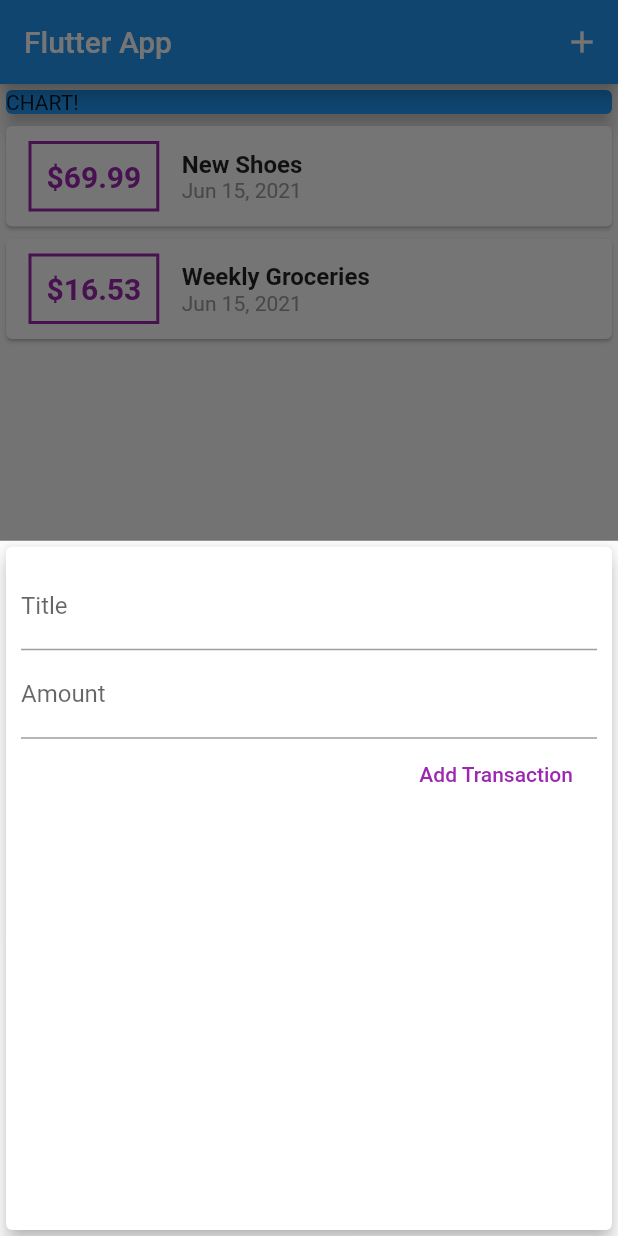
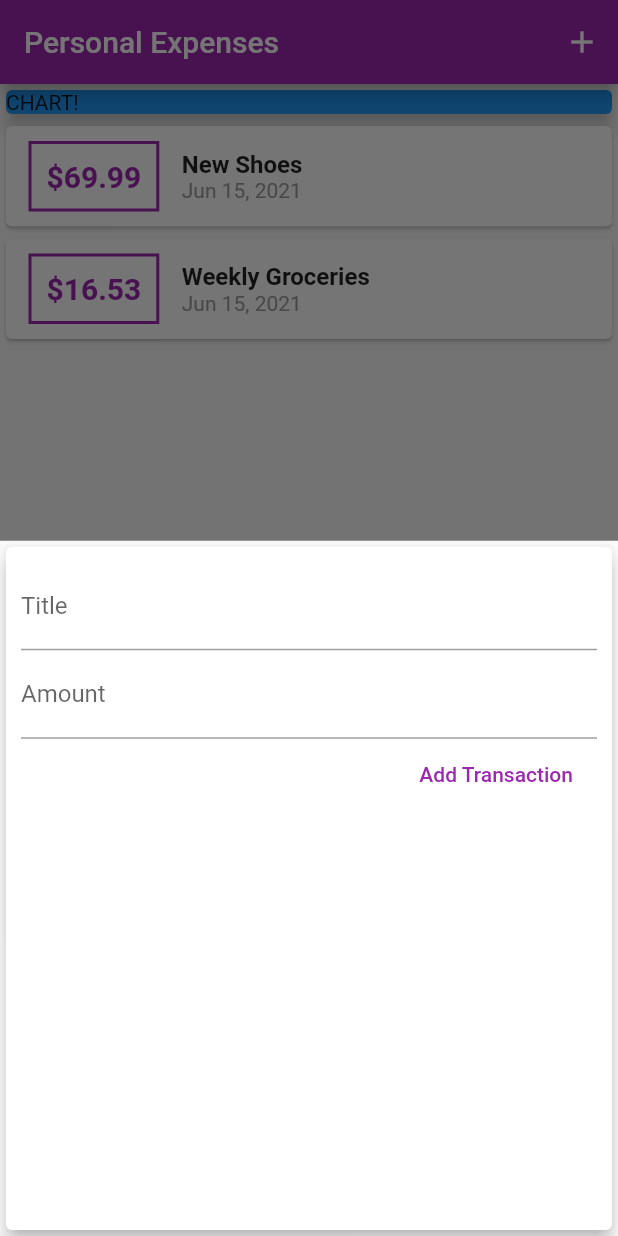
Before and after one commit to anawatj/flutter_widget_guide, a Flutter app: the screen it shows after launch, after a tap on the "add" icon, on a phone screen of 412 x 824 dp. Run offline on Flutter 3.47's test engine with Material 2 defaults, Android fonts, the phone set to English and light mode, and no system bars.

Commit message:
config using themes

```diff
--- a/lib/main.dart
+++ b/lib/main.dart
@@ -10,7 +10,11 @@
   @override
   Widget build(BuildContext context) {
     return MaterialApp(
-      title: 'Flutter App',
+      title: 'Personal Expenses',
+      theme: ThemeData(
+        primarySwatch: Colors.purple,
+        accentColor: Colors.amber,
+      ),
       home: MyHomePage(),
     );
   }
@@ -69,7 +73,7 @@
   Widget build(BuildContext context) {
     return Scaffold(
       appBar: AppBar(
-        title: Text('Flutter App'),
+        title: Text('Personal Expenses'),
         actions: <Widget>[
           IconButton(
             icon: Icon(Icons.add),
--- a/lib/widgets/new_transaction.dart
+++ b/lib/widgets/new_transaction.dart
@@ -1,17 +1,33 @@
 import 'package:flutter/material.dart';
 
-class NewTransaction extends StatelessWidget {
+class NewTransaction extends StatefulWidget {
   final Function addTx;
+
+  NewTransaction(this.addTx);
+
+  @override
+  _NewTransactionState createState() => _NewTransactionState();
+}
+
+class _NewTransactionState extends State<NewTransaction> {
   final titleController = TextEditingController();
+
   final amountController = TextEditingController();
-  NewTransaction(this.addTx);
+
   void submitData() {
     final enteredTitle = titleController.text;
     final enteredAmount = double.parse(amountController.text);
+
     if (enteredTitle.isEmpty || enteredAmount <= 0) {
       return;
     }
-    addTx(enteredTitle, enteredAmount);
+
+    widget.addTx(
+      enteredTitle,
+      enteredAmount,
+    );
+
+    Navigator.of(context).pop();
   }
 
   @override
@@ -27,20 +43,25 @@
               decoration: InputDecoration(labelText: 'Title'),
               controller: titleController,
               onSubmitted: (_) => submitData(),
+              // onChanged: (val) {
+              //   titleInput = val;
+              // },
             ),
             TextField(
               decoration: InputDecoration(labelText: 'Amount'),
               controller: amountController,
               keyboardType: TextInputType.number,
               onSubmitted: (_) => submitData(),
+              // onChanged: (val) => amountInput = val,
             ),
             FlatButton(
               child: Text('Add Transaction'),
               textColor: Colors.purple,
               onPressed: submitData,
-              )
+            ),
           ],
         ),
-        ));
+      ),
+    );
   }
 }
--- a/lib/widgets/transaction_list.dart
+++ b/lib/widgets/transaction_list.dart
@@ -24,7 +24,7 @@
                   ),
                   decoration: BoxDecoration(
                     border: Border.all(
-                      color: Colors.purple,
+                      color: Theme.of(context).primaryColor,
                       width: 2,
                     ),
                   ),
@@ -34,7 +34,7 @@
                     style: TextStyle(
                       fontWeight: FontWeight.bold,
                       fontSize: 20,
-                      color: Colors.purple,
+                      color: Theme.of(context).primaryColor,
                     ),
                   ),
                 ),
```
Lines whose indentation alone changed are shown as unchanged.
